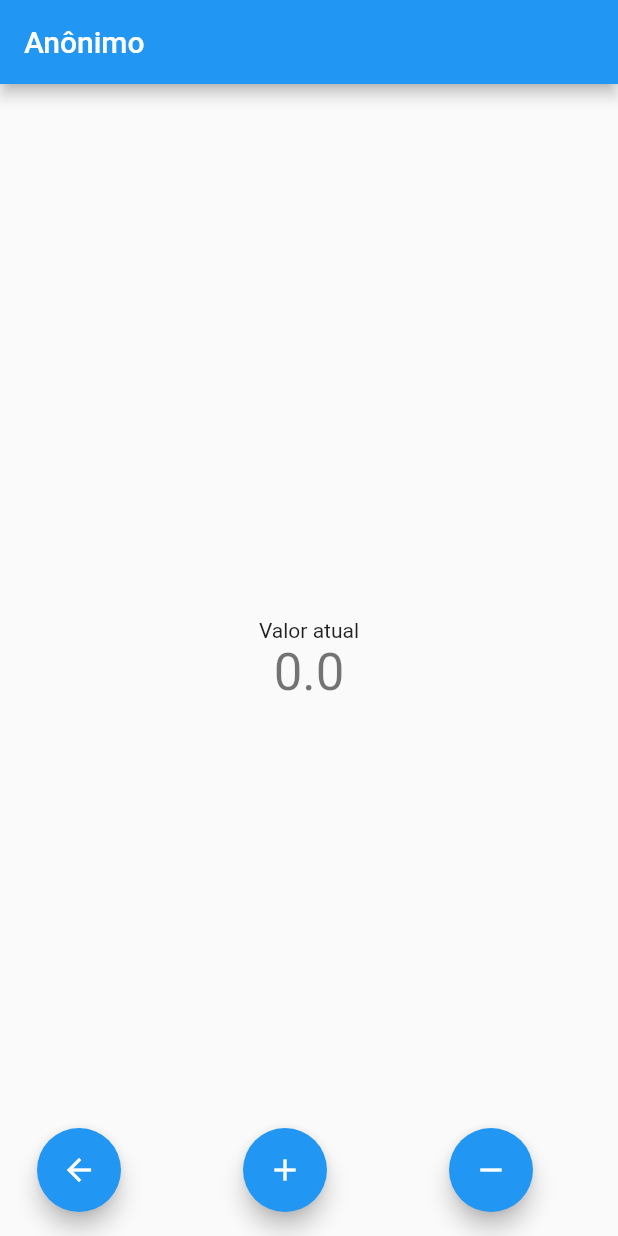
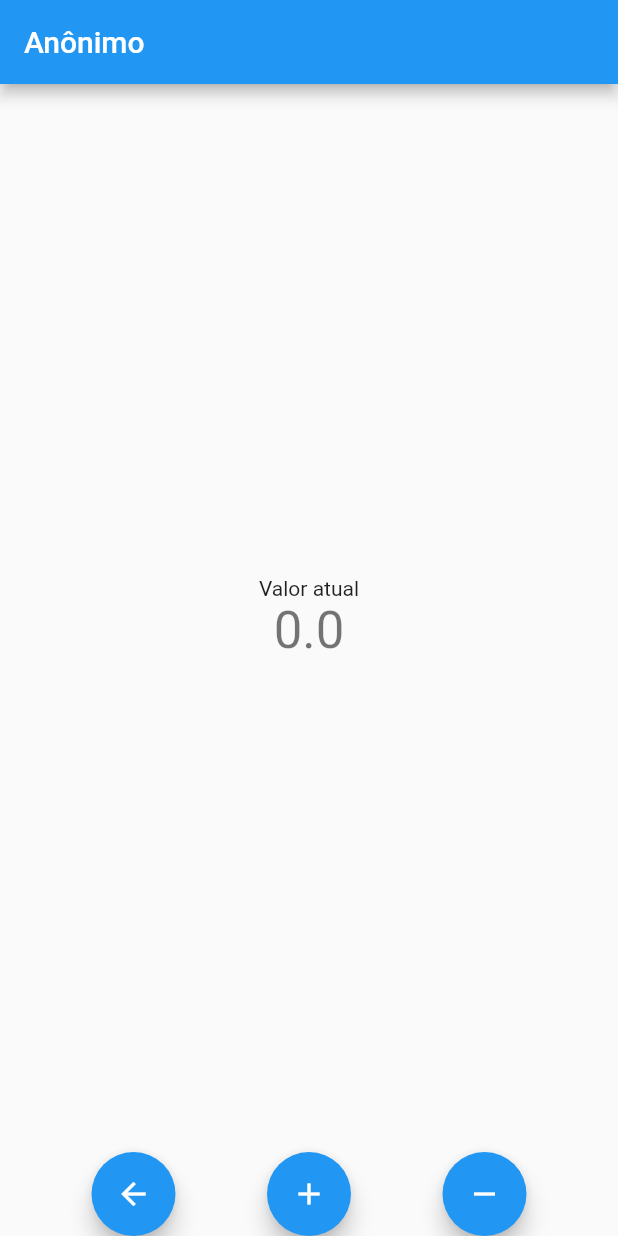
Before and after one commit to mateuscsilva/atividade_flutter, a Flutter app: the screen it shows after launch, after a tap on "Enviar", on a phone screen of 412 x 824 dp. Run offline on Flutter 3.47's test engine with Material 2 defaults, Android fonts, the phone set to English and light mode, and no system bars.

```diff
--- a/lib/first_screen.dart
+++ b/lib/first_screen.dart
@@ -22,7 +22,6 @@ class MyHomePage extends StatefulWidget {
   const MyHomePage({Key? key, required this.title}) : super(key: key);
 
   final String title;
-
   @override
   State<MyHomePage> createState() => _MyHomePageState();
 }
@@ -31,7 +30,6 @@ class _MyHomePageState extends State<MyHomePage> {
 
   final double fontSize = 20;
   final String buttonName = "Enviar";
-
   TextEditingController textFieldController = TextEditingController();
 
   void _navigateToCounterScreen() {
@@ -74,11 +72,9 @@ class _MyHomePageState extends State<MyHomePage> {
                 onPressed: _navigateToCounterScreen,
                 child: Text(buttonName)
             ),
-
           ],
         ),
       ),
-       // This trailing comma makes auto-formatting nicer for build methods.
     );
   }
 }
--- a/lib/second_screen.dart
+++ b/lib/second_screen.dart
@@ -21,7 +21,6 @@ class MyHomePage extends StatefulWidget {
   const MyHomePage({Key? key, required this.userName}) : super(key: key);
 
   final String userName;
-
   @override
   State<MyHomePage> createState() => _MyHomePageState();
 }
@@ -29,7 +28,6 @@ class MyHomePage extends StatefulWidget {
 class _MyHomePageState extends State<MyHomePage> {
 
   double _counter = 0;
-
 
   @override
   Widget build(BuildContext context) {
@@ -49,12 +47,12 @@ class _MyHomePageState extends State<MyHomePage> {
               '$_counter',
               style: Theme.of(context).textTheme.headline4,
             ),
+
           ],
         ),
       ),
-
-      floatingActionButton: Row(
-        mainAxisAlignment: MainAxisAlignment.spaceAround,
+      bottomNavigationBar: Row(
+        mainAxisAlignment: MainAxisAlignment.spaceEvenly,
         children: [
           FloatingActionButton(
             onPressed: () {},
@@ -73,7 +71,6 @@ class _MyHomePageState extends State<MyHomePage> {
           ),
         ],
       ),
-       // This trailing comma makes auto-formatting nicer for build methods.
     );
   }
 
@@ -88,6 +85,4 @@ class _MyHomePageState extends State<MyHomePage> {
       _counter--;
     });
   }
-
-
 }
```
Also changed, not shown: 1 other file.
